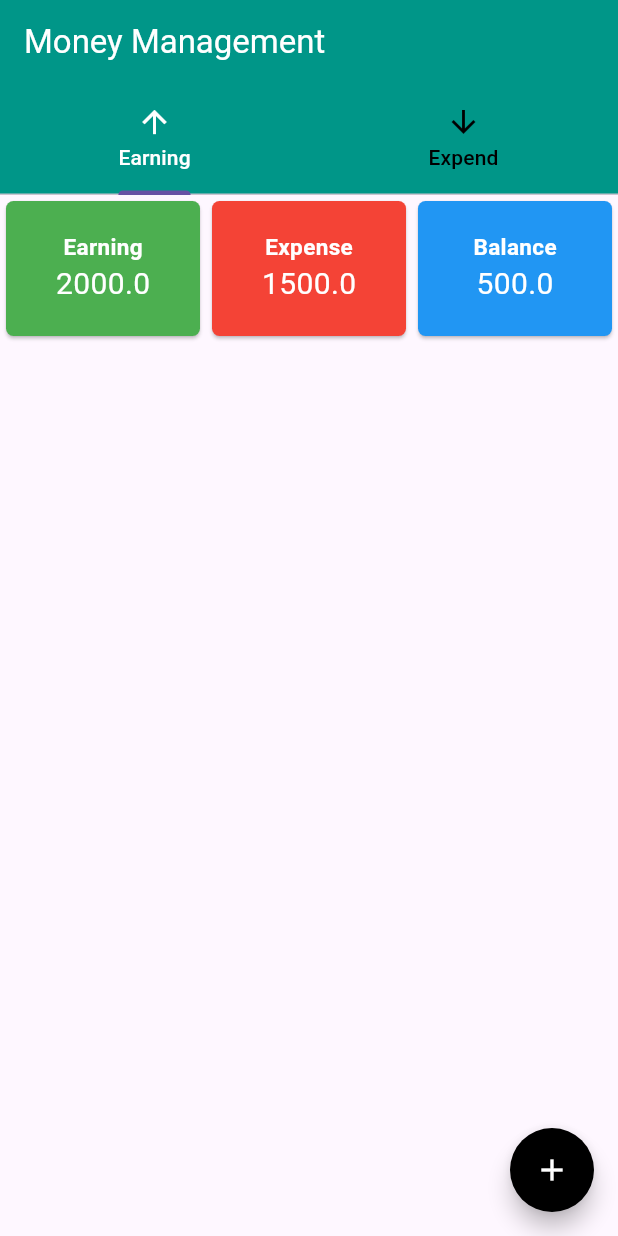
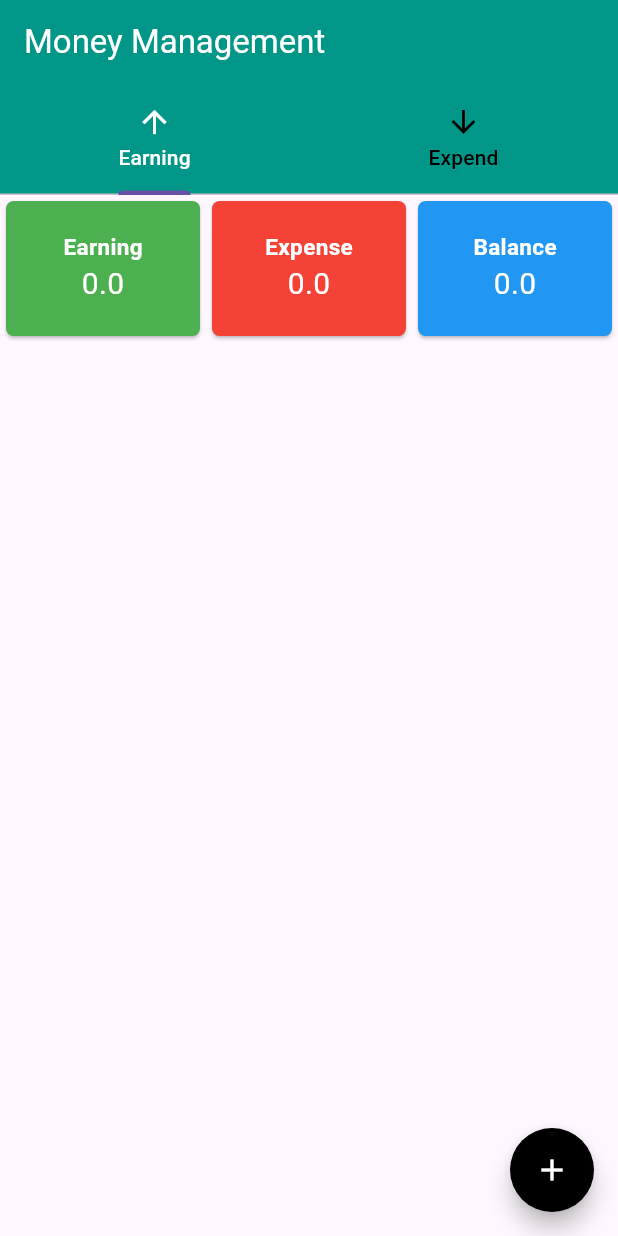
Before and after one commit to tanvirkhan00/flutter-practice, a Flutter app: the screen it shows after launch, on a phone screen of 412 x 824 dp. Run offline on Flutter 3.47's test engine with Material 3 defaults, Android fonts, the light colour scheme and no system bars.

Commit message:
Practice money management project complete

```diff
--- a/lib/Module_12/money_management_app.dart
+++ b/lib/Module_12/money_management_app.dart
@@ -9,6 +9,29 @@ class MoneyManagementApp extends StatefulWidget {
 
 class _MoneyManagementAppState extends State<MoneyManagementApp> with SingleTickerProviderStateMixin {
   late TabController _tabController;
+
+  List<Map<String,dynamic>> _earning =[];
+  List<Map<String,dynamic>> _expense =[];
+
+  double get totalExpense => _expense.fold(0, (sum, item) => sum+item['amount']);
+  double get totalEarning => _earning.fold(0, (sum, item) => sum+item['amount']);
+  double get balance => totalEarning - totalExpense ;
+
+  void _addEntry(String title, double amount, DateTime date, bool isEarning){
+    setState(() {
+      if(isEarning) {
+        _earning.add({'title' : title,
+        'amount': amount,
+          'date': date
+        });
+      } else {
+        _expense.add({'title' : title,
+          'amount': amount,
+          'date': date
+        });
+      }
+    });
+  }
 
   @override
   void initState() {
@@ -57,6 +80,9 @@ class _MoneyManagementAppState extends State<MoneyManagementApp> with SingleTick
   }
 
   void _showForm ({required bool isEarning}){
+    TextEditingController titleController = TextEditingController();
+    TextEditingController amountController = TextEditingController();
+    DateTime entryDate =DateTime.now();
     showModalBottomSheet(context: context, builder: (context){
       return Padding(
         padding: const EdgeInsets.all(15),
@@ -72,6 +98,7 @@ class _MoneyManagementAppState extends State<MoneyManagementApp> with SingleTick
               height: 10,
             ),
             TextField(
+              controller: titleController,
               decoration: InputDecoration(
                 labelText: 'Title',
                 border: OutlineInputBorder()
@@ -81,6 +108,7 @@ class _MoneyManagementAppState extends State<MoneyManagementApp> with SingleTick
               height: 10,
             ),
             TextField(
+              controller: amountController,
               keyboardType: TextInputType.number,
               decoration: InputDecoration(
                   labelText: 'Amount',
@@ -90,7 +118,12 @@ class _MoneyManagementAppState extends State<MoneyManagementApp> with SingleTick
             SizedBox(height: 10,),
             SizedBox(
               width: double.infinity,
-              child: ElevatedButton(onPressed: (){},
+              child: ElevatedButton(onPressed: (){
+                if(titleController.text.isNotEmpty && amountController.text.isNotEmpty) {
+                 _addEntry(titleController.text, double.parse(amountController.text), entryDate, isEarning);
+                 Navigator.pop(context);
+                }
+              },
                   style: ElevatedButton.styleFrom(
                     backgroundColor: isEarning ? Colors.green : Colors.red,
                     foregroundColor: Colors.white,
@@ -102,7 +135,6 @@ class _MoneyManagementAppState extends State<MoneyManagementApp> with SingleTick
                     fontSize: 18
                   ),)),
             )
-
           ],
         ),
       );
@@ -121,7 +153,7 @@ class _MoneyManagementAppState extends State<MoneyManagementApp> with SingleTick
           labelColor: Colors.white,
           unselectedLabelColor: Colors.black,
           tabs: [
-            Tab(text: 'Earning', icon:Icon(Icons.arrow_upward, color: Colors.white,),),
+            Tab(text: 'Earning', icon:Icon(Icons.arrow_upward),),
             Tab(text: 'Expend', icon:Icon(Icons.arrow_downward),)
           ],
         ),
@@ -130,10 +162,18 @@ class _MoneyManagementAppState extends State<MoneyManagementApp> with SingleTick
         children: [
           Row(
             children: [
-              _summarycard(title: 'Earning', color: Colors.green, value: 2000),
-              _summarycard(title: 'Expense', color: Colors.red, value: 1500),
-              _summarycard(title: 'Balance', color: Colors.blue, value: 500),
+              _summarycard(title: 'Earning', color: Colors.green, value: totalEarning),
+              _summarycard(title: 'Expense', color: Colors.red, value: totalExpense),
+              _summarycard(title: 'Balance', color: Colors.blue, value: balance),
             ],
+          ),
+          Expanded(
+            child: TabBarView(
+              controller: _tabController,
+                children: [
+              _buildList(_earning, Colors.green, true),
+              _buildList(_expense, Colors.red, false),
+            ]),
           )
         ],
       ),
@@ -174,3 +214,25 @@ Widget _summarycard ({required String title,required double value,required Color
     ),
   );
 }
+
+Widget _buildList (List<Map<String, dynamic>> items, Color color, bool isEarning){
+  return ListView.builder(
+    itemCount: items.length,
+    itemBuilder: (context,index){
+      return Card(
+        child: ListTile(
+          leading: CircleAvatar(
+            backgroundColor: color.withOpacity(0.2),
+            child: Icon(isEarning ? Icons.arrow_upward : Icons.arrow_downward, color:color,),
+          ),
+          title: Text(items[index]['title']),
+          subtitle: Text(items[index]['date'].toString()),
+          trailing: Text('৳ ${items[index]['amount']}', style: TextStyle(
+            color: color,
+            fontSize: 15
+          ),),
+        ),
+      );
+    },
+  );
+}
```
